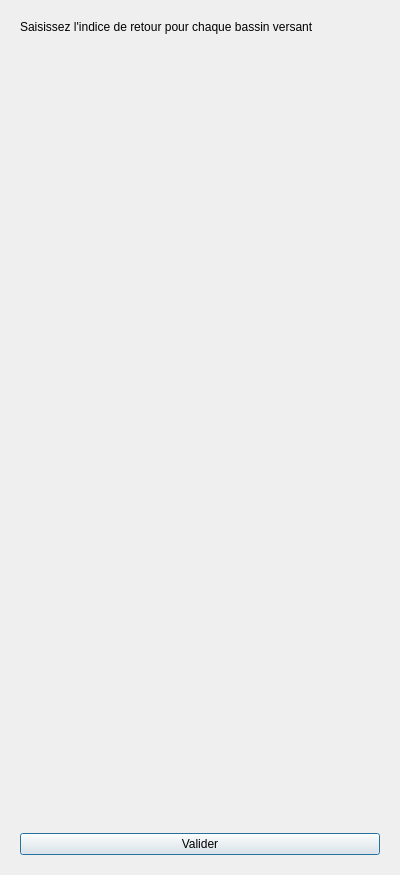
Before: the Qt Designer form DDTM_GenerationRapport_dialog_base.ui in LouisHgt/stage, drawn with Qt 5.
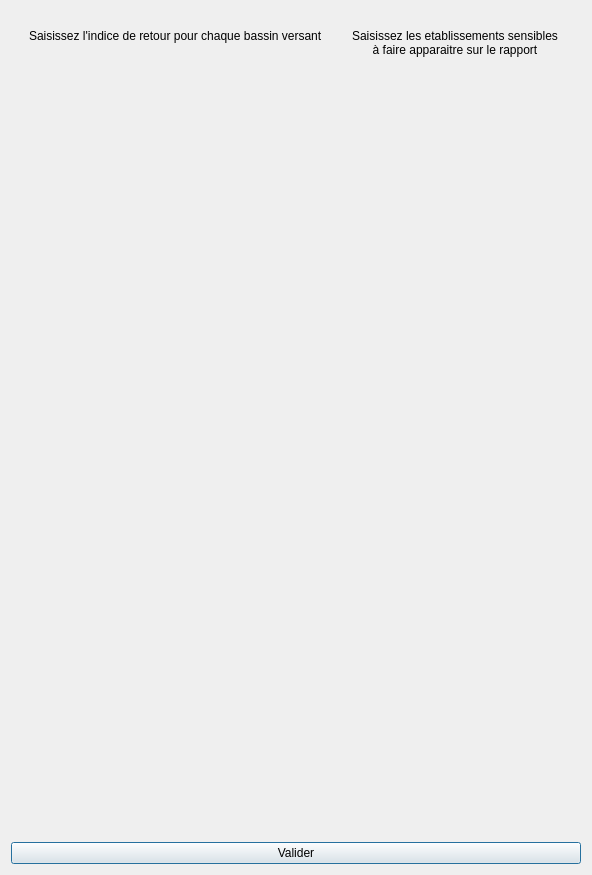
After: the same form once the commit is applied.

Commit message: ajout des methodes d'initialisation des formulaires dans setup_helper.py

```diff
--- a/DDTM_GenerationRapport_dialog_base.ui
+++ b/DDTM_GenerationRapport_dialog_base.ui
@@ -6,7 +6,7 @@
    <rect>
     <x>0</x>
     <y>0</y>
-    <width>400</width>
+    <width>592</width>
     <height>875</height>
    </rect>
   </property>
@@ -28,9 +28,12 @@
   <property name="windowTitle">
    <string>DDTM_GenerationRapport</string>
   </property>
-  <layout class="QVBoxLayout" name="verticalLayout_2">
+  <layout class="QVBoxLayout" name="verticalLayout_3">
    <item>
-    <widget class="QWidget" name="main_container" native="true">
+    <widget class="QWidget" name="container_formulaires" native="true">
+     <layout class="QHBoxLayout" name="horizontalLayout_3">
+      <item>
+       <widget class="QWidget" name="container_scenario" native="true">
      <property name="minimumSize">
       <size>
        <width>0</width>
@@ -72,6 +75,32 @@
       <item>
        <layout class="QFormLayout" name="formulaire_scenario"/>
       </item>
+        </layout>
+       </widget>
+      </item>
+      <item>
+       <widget class="QWidget" name="container_sensibilite" native="true">
+        <layout class="QVBoxLayout" name="verticalLayout_2">
+         <item alignment="Qt::AlignHCenter|Qt::AlignTop">
+          <widget class="QLabel" name="titre2">
+           <property name="text">
+            <string>Saisissez les etablissements sensibles 
+à faire apparaitre sur le rapport</string>
+           </property>
+           <property name="alignment">
+            <set>Qt::AlignCenter</set>
+           </property>
+          </widget>
+         </item>
+         <item>
+          <layout class="QFormLayout" name="formLayout"/>
+         </item>
+        </layout>
+       </widget>
+      </item>
+     </layout>
+    </widget>
+   </item>
       <item>
        <widget class="QPushButton" name="valider">
         <property name="cursor">
@@ -84,9 +113,6 @@
       </item>
      </layout>
     </widget>
-   </item>
-  </layout>
- </widget>
  <resources/>
  <connections/>
 </ui>
```
Left out of the diff: 5 changed lines with no effect on the pictures. Lines whose indentation alone changed are shown as unchanged. The commit also changes 2 other files.
